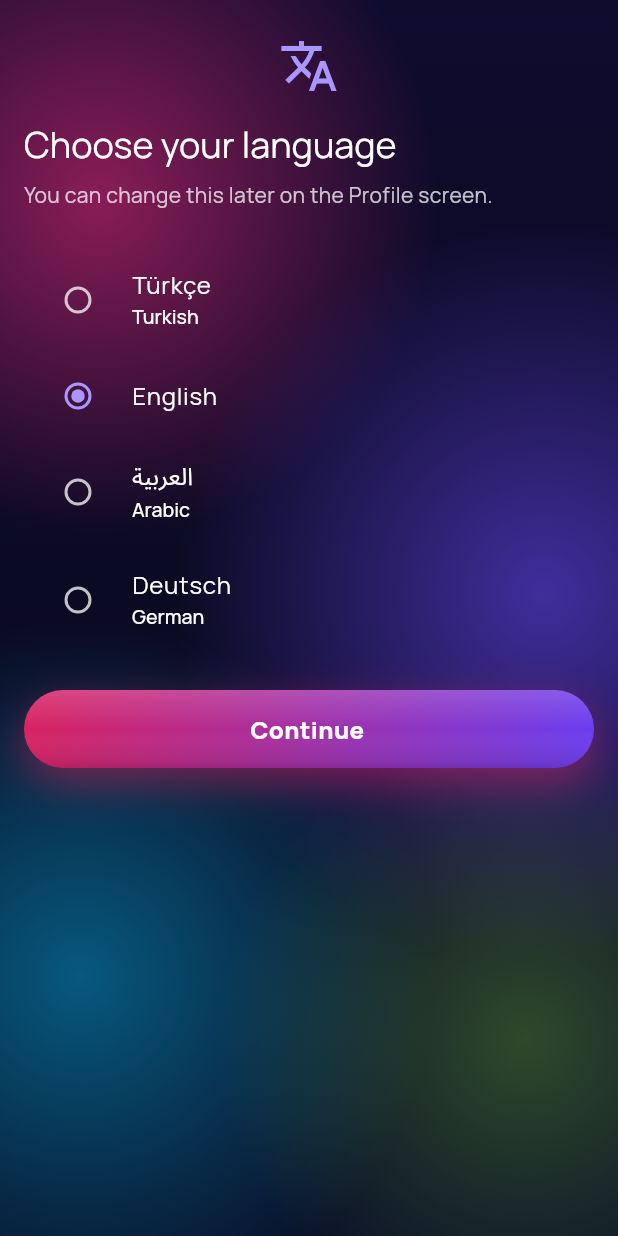
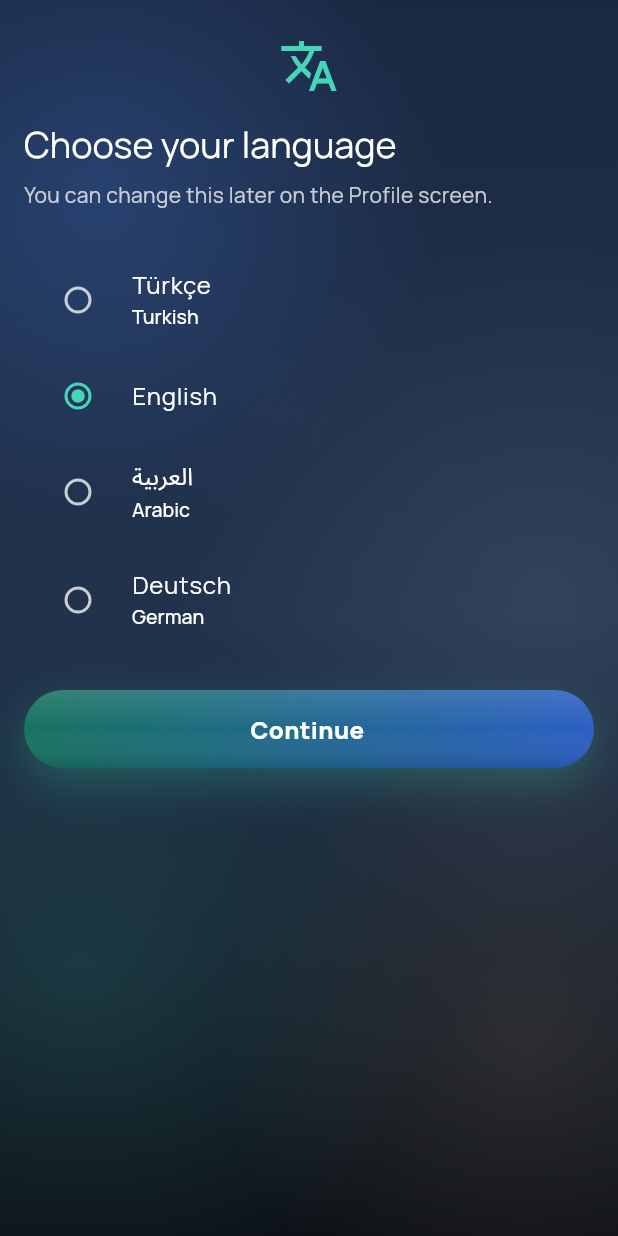
Before and after one commit to gungoryener-source/Bileklik, a Flutter app: the screen it shows after launch, on a phone screen of 412 x 824 dp. Run offline on Flutter 3.47's test engine with Material 3 defaults, Android fonts, the phone set to English and light mode, and no system bars; our stand-ins replace fl_chart, flutter_blue_plus, flutter_secure_storage, share_plus, shared_preferences, shelf and 1 more; missing offline and left inert: cryptography, health, mobile_scanner, shelf_router; accounts and stored records are empty.

Commit message:
Tüm ekranlar Ana Sayfa'nın gökyüzü ve cam görünümüne
Cam teması tokenları Ana Sayfa paletine çekildi: mor-pembe aurora
yerine lacivertten maviye gökyüzü zemini, hafif mavi ve sıcak ışıklar,
koyu yarı saydam cam kartlar, turkuaz vurgu ve yeşilden maviye ana
düğme. Tüm ekranlar ortak zemin ve kart bileşenlerini kullandığı için
Sağlık, Egzersiz, Profil, Cihaz, EKG, uyku ve toparlanma ekranları
aynı görünüme geçti. Kontrast testleri geçiyor.

Co-Authored-By: Claude Opus 5.5 <noreply@anthropic.com>
Claude-Session: https://claude.ai/code/session_01BPs8Zj6CCji74TEUH9Kf9F

```diff
--- a/lib/ui/theme.dart
+++ b/lib/ui/theme.dart
@@ -152,41 +152,41 @@ class AppColors extends ThemeExtension<AppColors> {
   final Color shadow;
 
   static const cam = AppColors(
-    background: Color(0xFF0B0A22),
-    surface: Color(0x66141030),
+    background: Color(0xFF0C1016),
+    surface: Color(0x990E1218),
     surfaceHigh: Color(0x14FFFFFF),
     outline: Color(0x2EFFFFFF),
-    glow: Color(0x338F7BFF),
-    accent: Color(0xFFA996FF),
-    onAccent: Color(0xFF0B0A22),
+    glow: Color(0x3345D6B8),
+    accent: Color(0xFF45D6B8),
+    onAccent: Color(0xFF0C1016),
     text: Color(0xFFFFFFFF),
     muted: Color(0xBFFFFFFF),
     danger: Color(0xFFFFB8C8),
-    bgTop: Color(0xFF140D38),
-    bgMid: Color(0xFF0B0A22),
-    bgBottom: Color(0xFF08142E),
-    auroraPink: Color(0xF2FF2E88),
-    auroraViolet: Color(0xFF6C4BFF),
-    auroraCyan: Color(0xBF00C8FF),
-    auroraLime: Color(0x739DFF3D),
-    scrim: Color(0x730B0A22),
-    glassBase: Color(0x66141030),
-    glassSheenStart: Color(0x29FFFFFF),
-    glassSheenEnd: Color(0x0AFFFFFF),
+    bgTop: Color(0xFF1F2E4D),
+    bgMid: Color(0xFF273B5A),
+    bgBottom: Color(0xFF0C1016),
+    auroraPink: Color(0x4D4C8DFF),
+    auroraViolet: Color(0x407D8BA0),
+    auroraCyan: Color(0x2E45D6B8),
+    auroraLime: Color(0x26E8B978),
+    scrim: Color(0x330C1016),
+    glassBase: Color(0xB3161A22),
+    glassSheenStart: Color(0x1FFFFFFF),
+    glassSheenEnd: Color(0x05FFFFFF),
     glassBorder: Color(0x2EFFFFFF),
-    floating: Color(0xB8161234),
-    heroTintStart: Color(0x61FF408C),
-    heroTintEnd: Color(0x297828C8),
-    sleepTintStart: Color(0x6B7C5CFF),
-    sleepTintEnd: Color(0x2E281E78),
-    ctaStart: Color(0xFFD9225F),
-    ctaEnd: Color(0xFF6A3DF0),
-    ctaGlow: Color(0x80D9225F),
-    navBase: Color(0x8C161234),
+    floating: Color(0xE6161A22),
+    heroTintStart: Color(0x5245D6B8),
+    heroTintEnd: Color(0x294C8DFF),
+    sleepTintStart: Color(0x614C8DFF),
+    sleepTintEnd: Color(0x2E1F2E4D),
+    ctaStart: Color(0xFF17735E),
+    ctaEnd: Color(0xFF2C5FC4),
+    ctaGlow: Color(0x4033D1A8),
+    navBase: Color(0xCC161A22),
     navActiveStart: Color(0xFF454C5A),
     navActiveEnd: Color(0xFF2A303B),
     navActiveGlow: Color(0x00000000),
-    online: Color(0xFF9DFF3D),
+    online: Color(0xFF5BE37D),
     offline: Color(0x80FFFFFF),
     grid: Color(0x14FFFFFF),
     shadow: Color(0x73000000),
```
Also changed, not shown: 1 other file.
